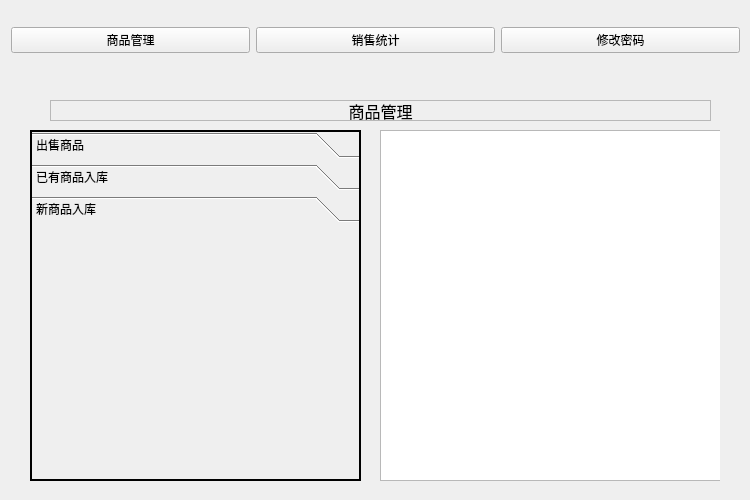
First picture: the form in widget.ui, repository wl1982ss/myQtDataManager, before the edit.
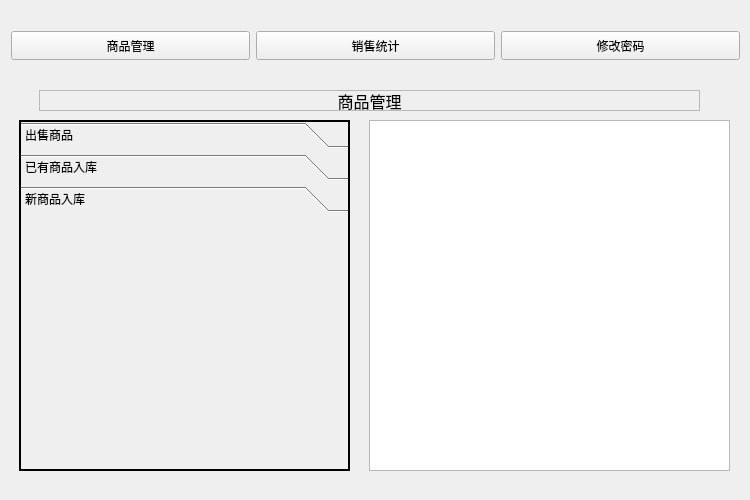
Second picture: the form after the edit. The open tabs and pages were chosen to show the change.

Diff of the .ui file:
```diff
--- a/widget.ui
+++ b/widget.ui
@@ -17,14 +17,29 @@
    <property name="geometry">
     <rect>
      <x>0</x>
-     <y>0</y>
+     <y>20</y>
      <width>751</width>
-     <height>81</height>
+     <height>51</height>
     </rect>
    </property>
    <layout class="QHBoxLayout" name="horizontalLayout">
     <item>
      <widget class="QPushButton" name="manageBtn">
+      <property name="enabled">
+       <bool>true</bool>
+      </property>
+      <property name="sizePolicy">
+       <sizepolicy hsizetype="Minimum" vsizetype="Minimum">
+        <horstretch>0</horstretch>
+        <verstretch>0</verstretch>
+       </sizepolicy>
+      </property>
+      <property name="minimumSize">
+       <size>
+        <width>0</width>
+        <height>23</height>
+       </size>
+      </property>
       <property name="text">
        <string>商品管理</string>
       </property>
@@ -32,6 +47,12 @@
     </item>
     <item>
      <widget class="QPushButton" name="chartBtn">
+      <property name="sizePolicy">
+       <sizepolicy hsizetype="Minimum" vsizetype="Minimum">
+        <horstretch>0</horstretch>
+        <verstretch>0</verstretch>
+       </sizepolicy>
+      </property>
       <property name="text">
        <string>销售统计</string>
       </property>
@@ -39,6 +60,12 @@
     </item>
     <item>
      <widget class="QPushButton" name="passwordBtn">
+      <property name="sizePolicy">
+       <sizepolicy hsizetype="Minimum" vsizetype="Minimum">
+        <horstretch>0</horstretch>
+        <verstretch>0</verstretch>
+       </sizepolicy>
+      </property>
       <property name="text">
        <string>修改密码</string>
       </property>
@@ -49,9 +76,9 @@
   <widget class="QStackedWidget" name="stackedWidget">
    <property name="geometry">
     <rect>
-     <x>20</x>
-     <y>90</y>
-     <width>700</width>
+     <x>9</x>
+     <y>80</y>
+     <width>731</width>
      <height>410</height>
     </rect>
    </property>
@@ -302,6 +329,14 @@
       </attribute>
      </widget>
      <widget class="QWidget" name="page_4">
+      <property name="geometry">
+       <rect>
+        <x>0</x>
+        <y>0</y>
+        <width>327</width>
+        <height>269</height>
+       </rect>
+      </property>
       <attribute name="label">
        <string>新商品入库</string>
       </attribute>
```
